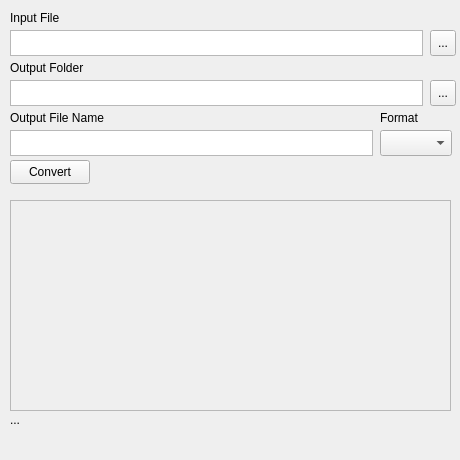
First picture: the form in mainwindow.ui, repository anthes1s/tengu, before the edit.
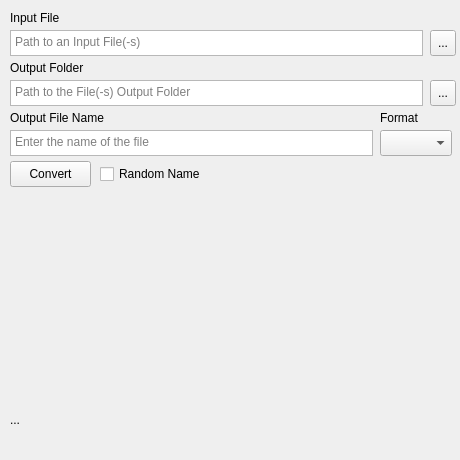
Second picture: the form after the edit. Icons and pictures are not drawn.

Commit message: added random name generator

Patch:
```diff
--- a/mainwindow.ui
+++ b/mainwindow.ui
@@ -36,6 +36,12 @@
       <height>26</height>
      </rect>
     </property>
+    <property name="readOnly">
+     <bool>true</bool>
+    </property>
+    <property name="placeholderText">
+     <string>Path to an Input File(-s)</string>
+    </property>
    </widget>
    <widget class="QToolButton" name="openInputFileDialog">
     <property name="geometry">
@@ -59,6 +65,12 @@
       <height>26</height>
      </rect>
     </property>
+    <property name="readOnly">
+     <bool>true</bool>
+    </property>
+    <property name="placeholderText">
+     <string>Path to the File(-s) Output Folder</string>
+    </property>
    </widget>
    <widget class="QToolButton" name="openInputFolderDialog">
     <property name="geometry">
@@ -82,14 +94,17 @@
       <height>26</height>
      </rect>
     </property>
+    <property name="placeholderText">
+     <string>Enter the name of the file</string>
+    </property>
    </widget>
    <widget class="QPushButton" name="buttonConvert">
     <property name="geometry">
      <rect>
       <x>10</x>
-      <y>160</y>
-      <width>80</width>
-      <height>24</height>
+      <y>161</y>
+      <width>81</width>
+      <height>26</height>
      </rect>
     </property>
     <property name="text">
@@ -174,20 +189,17 @@
      <string>Input File</string>
     </property>
    </widget>
-   <widget class="QFrame" name="frame">
+   <widget class="QCheckBox" name="checkBox">
     <property name="geometry">
      <rect>
-      <x>10</x>
-      <y>200</y>
-      <width>441</width>
-      <height>211</height>
+      <x>100</x>
+      <y>161</y>
+      <width>351</width>
+      <height>26</height>
      </rect>
     </property>
-    <property name="frameShape">
-     <enum>QFrame::StyledPanel</enum>
-    </property>
-    <property name="frameShadow">
-     <enum>QFrame::Raised</enum>
+    <property name="text">
+     <string>Random Name</string>
     </property>
    </widget>
   </widget>
```
The commit also changes 5 other files.
